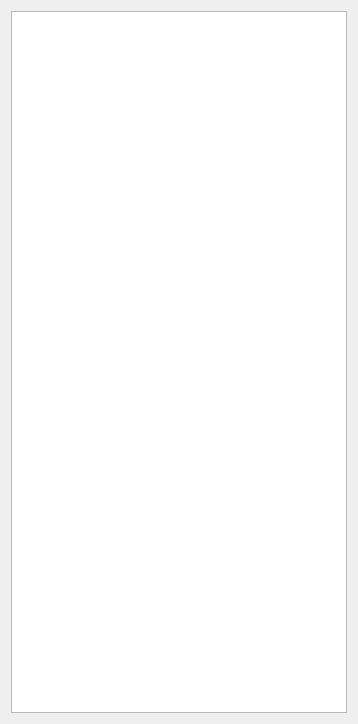
First picture: the form in widget.ui, repository MoNCo6/ap7mp-Flappy_Bird, before the edit.
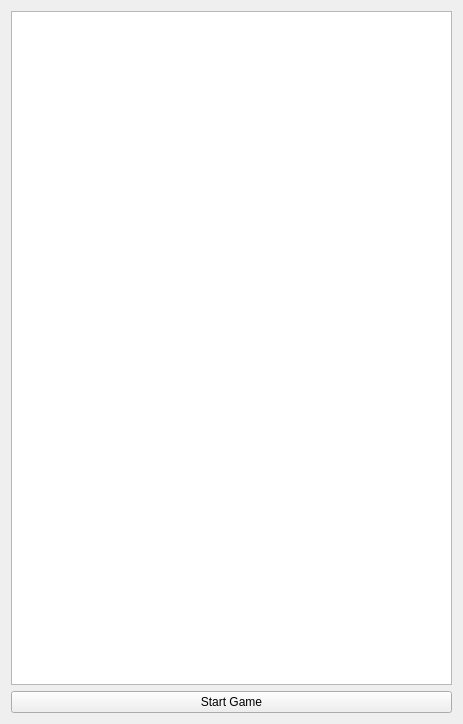
Second picture: the form after the edit.

```diff
--- a/widget.ui
+++ b/widget.ui
@@ -6,7 +6,7 @@
    <rect>
     <x>0</x>
     <y>0</y>
-    <width>358</width>
+    <width>463</width>
     <height>724</height>
    </rect>
   </property>
@@ -17,6 +17,13 @@
    <item>
     <widget class="QGraphicsView" name="graphicsView"/>
    </item>
+   <item>
+    <widget class="QPushButton" name="startGameButton">
+     <property name="text">
+      <string>Start Game</string>
+     </property>
+    </widget>
+   </item>
   </layout>
  </widget>
  <resources/>
```
